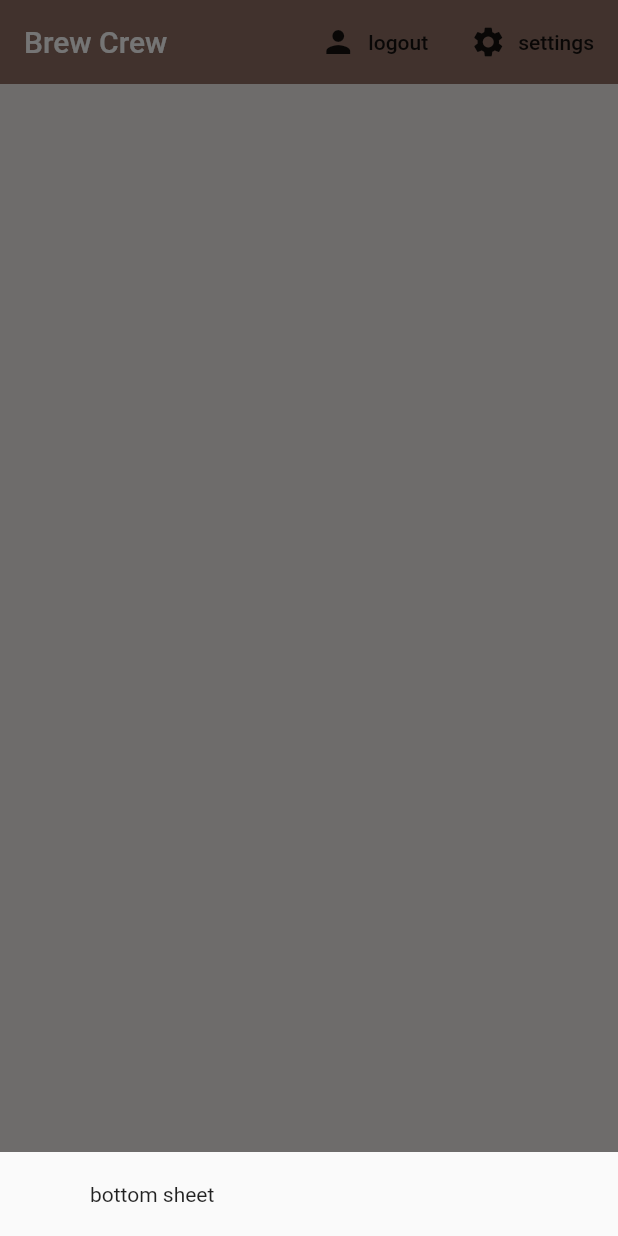
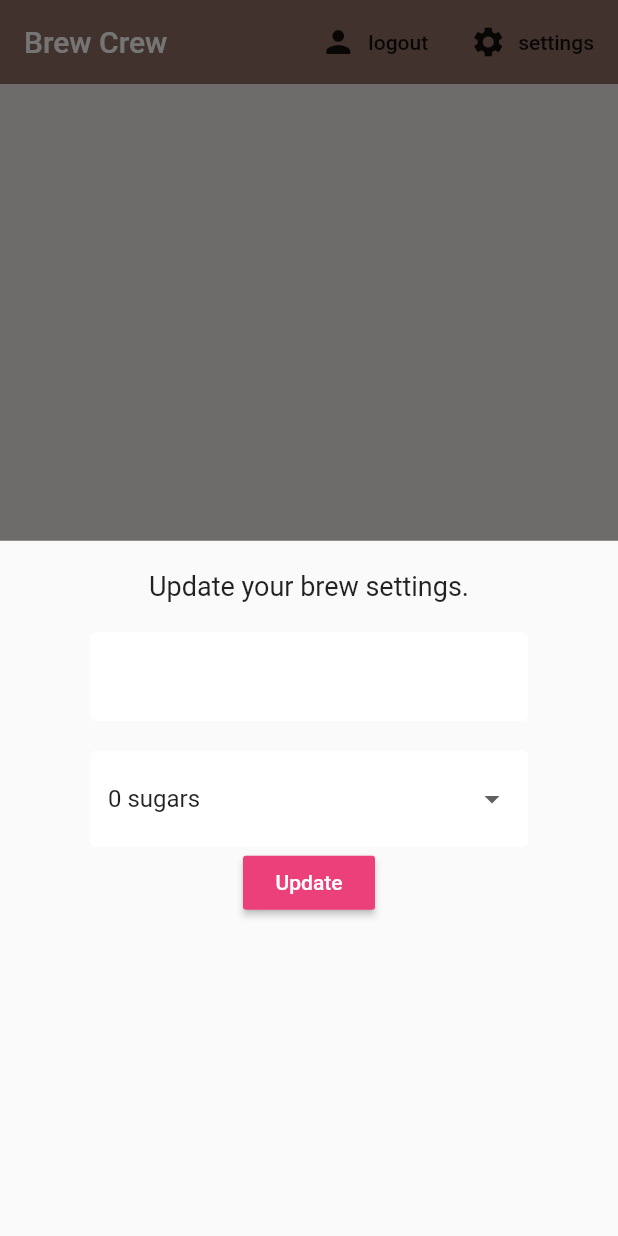
Before and after one commit to hardliver/flutter_brew_crew, a Flutter app: the screen it shows once a user with an empty profile is signed in, after a tap on "settings", on a phone screen of 412 x 824 dp. Run offline on Flutter 3.47's test engine with Material 2 defaults, Android fonts, the phone set to English and light mode, and no system bars; our stand-ins replace cloud_firestore, firebase_auth, firebase_core, flutter_spinkit; accounts and stored records are empty.

Commit message:
#22 - Drop-downs

```diff
--- a/lib/screens/home/home.dart
+++ b/lib/screens/home/home.dart
@@ -1,6 +1,7 @@
 import 'package:flutter/material.dart';
 import 'package:flutter_brew_crew/models/brew.dart';
 import 'package:flutter_brew_crew/screens/home/brew_list.dart';
+import 'package:flutter_brew_crew/screens/home/settings_form.dart';
 import 'package:flutter_brew_crew/services/auth.dart';
 import 'package:flutter_brew_crew/services/database.dart';
 import 'package:provider/provider.dart';
@@ -16,7 +17,7 @@
         builder: (context) {
           return Container(
             padding: EdgeInsets.symmetric(vertical: 20.0, horizontal: 60.0),
-            child: Text('bottom sheet'),
+            child: SettingsForm(),
           );
         },
       );
--- /dev/null
+++ b/lib/screens/home/settings_form.dart
@@ -0,0 +1,66 @@
+import 'package:flutter/material.dart';
+import 'package:flutter_brew_crew/shared/constants.dart';
+
+class SettingsForm extends StatefulWidget {
+  @override
+  _SettingsFormState createState() => _SettingsFormState();
+}
+
+class _SettingsFormState extends State<SettingsForm> {
+  final _formKey = GlobalKey<FormState>();
+  final List<String> sugars = ['0', '1', '2', '3', '4'];
+
+  // form values
+  String _currentName;
+  String _currentSugars;
+  int _currentStrength;
+
+  @override
+  Widget build(BuildContext context) {
+    return Form(
+      key: _formKey,
+      child: Column(
+        children: <Widget>[
+          Text(
+            'Update your brew settings.',
+            style: TextStyle(fontSize: 18.0),
+          ),
+          SizedBox(height: 20.0),
+          TextFormField(
+            decoration: textInputDecoration,
+            validator: (val) => val.isEmpty ? 'Please enter a name' : null,
+            onChanged: (val) => setState(() => _currentName = val),
+          ),
+          SizedBox(height: 20.0),
+          // dropdown
+          DropdownButtonFormField(
+            decoration: textInputDecoration,
+            value: _currentSugars ?? '0',
+            items: sugars.map((sugar) {
+              return DropdownMenuItem(
+                value: sugar,
+                child: Text('$sugar sugars'),
+              );
+            }).toList(),
+            onChanged: (value) {
+              setState(() => _currentSugars = value);
+            },
+          ),
+          // slider
+          RaisedButton(
+            color: Colors.pink[400],
+            child: Text(
+              'Update',
+              style: TextStyle(color: Colors.white),
+            ),
+            onPressed: () async {
+              print(_currentName);
+              print(_currentSugars);
+              print(_currentStrength);
+            },
+          ),
+        ],
+      ),
+    );
+  }
+}
```
